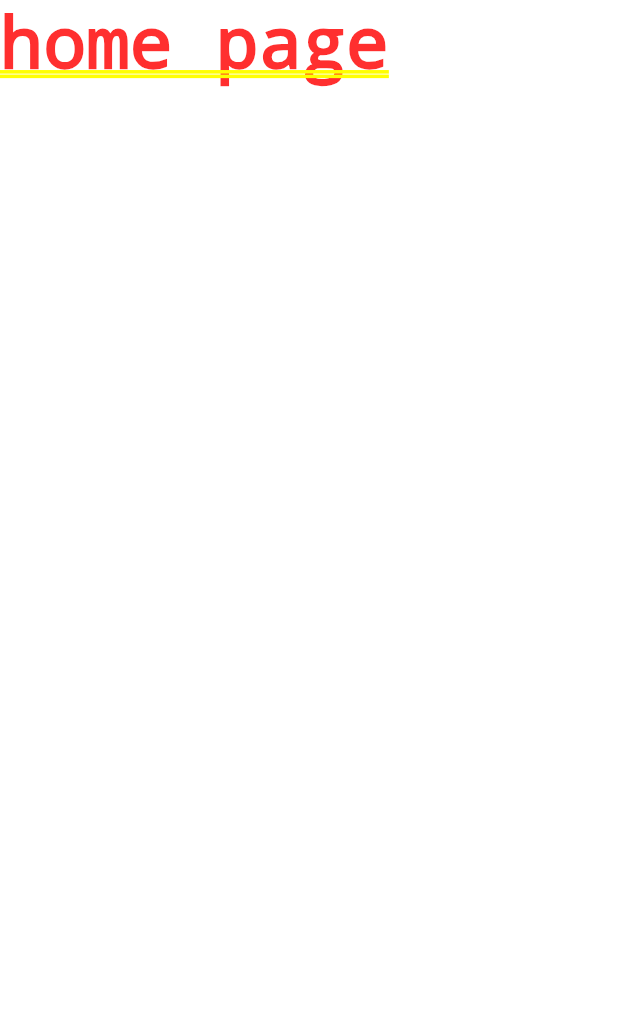
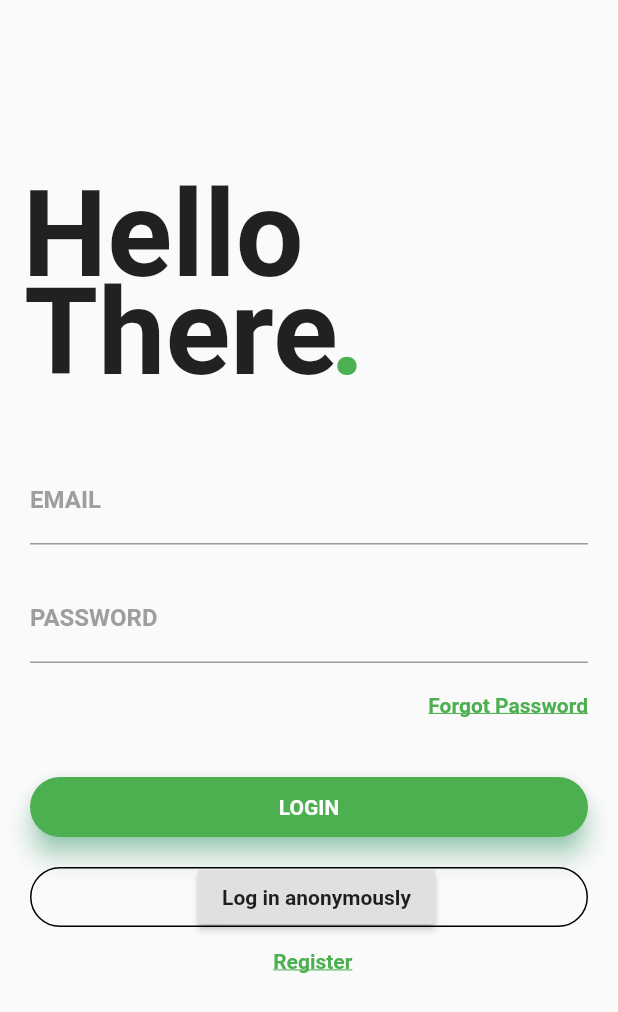
Before and after one commit to davincuaso/COVID-App, a Flutter app: the screen it shows after launch, on a phone screen of 412 x 824 dp. Shown: the top 1012 px of the screen. Run offline on Flutter 3.47's test engine with Material 2 defaults, Android fonts, the light colour scheme and no system bars; our stand-ins replace firebase_auth; accounts and stored records are empty; Roboto replaces fonts that are missing (Montserrat).

Commit message:
creating async await for anonymous sign in as well as template for login

```diff
--- a/covid_test_app/lib/screens/authenticate/authenticate.dart
+++ b/covid_test_app/lib/screens/authenticate/authenticate.dart
@@ -1,3 +1,4 @@
+import 'package:covid_test_app/screens/authenticate/sign_in.dart';
 import 'package:flutter/material.dart';
 
 class Authenticate extends StatefulWidget {
@@ -9,7 +10,7 @@ class _AuthenticateState extends State<Authenticate> {
   @override
   Widget build(BuildContext context) {
     return Container(
-      child: Text('authenticate screen just so yk what screen u are on atm'),
+      child: SignIn(),
     );
   }
 }
--- /dev/null
+++ b/covid_test_app/lib/screens/authenticate/sign_in.dart
@@ -0,0 +1,171 @@
+import 'package:covid_test_app/services/auth.dart';
+import 'package:flutter/material.dart';
+
+class SignIn extends StatefulWidget {
+  @override
+  _SignInState createState() => _SignInState();
+}
+
+class _SignInState extends State<SignIn> {
+
+  final AuthService _auth = AuthService();
+
+  @override
+  Widget build(BuildContext context) {
+    return new Scaffold(
+        resizeToAvoidBottomPadding: false,
+        body: Column(
+          crossAxisAlignment: CrossAxisAlignment.start,
+          children: <Widget>[
+            Container(
+              child: Stack(
+                children: <Widget>[
+                  Container(
+                    padding: EdgeInsets.fromLTRB(15.0, 110.0, 0.0, 0.0),
+                    child: Text('Hello',
+                        style: TextStyle(
+                            fontSize: 80.0, fontWeight: FontWeight.bold)),
+                  ),
+                  Container(
+                    padding: EdgeInsets.fromLTRB(16.0, 175.0, 0.0, 0.0),
+                    child: Text('There',
+                        style: TextStyle(
+                            fontSize: 80.0, fontWeight: FontWeight.bold)),
+                  ),
+                  Container(
+                    padding: EdgeInsets.fromLTRB(220.0, 175.0, 0.0, 0.0),
+                    child: Text('.',
+                        style: TextStyle(
+                            fontSize: 80.0,
+                            fontWeight: FontWeight.bold,
+                            color: Colors.green)),
+                  )
+                ],
+              ),
+            ),
+            Container(
+                padding: EdgeInsets.only(top: 35.0, left: 20.0, right: 20.0),
+                child: Column(
+                  children: <Widget>[
+                    TextField(
+                      decoration: InputDecoration(
+                          labelText: 'EMAIL',
+                          labelStyle: TextStyle(
+                              fontFamily: 'Montserrat',
+                              fontWeight: FontWeight.bold,
+                              color: Colors.grey),
+                          focusedBorder: UnderlineInputBorder(
+                              borderSide: BorderSide(color: Colors.green))),
+                    ),
+                    SizedBox(height: 20.0),
+                    TextField(
+                      decoration: InputDecoration(
+                          labelText: 'PASSWORD',
+                          labelStyle: TextStyle(
+                              fontFamily: 'Montserrat',
+                              fontWeight: FontWeight.bold,
+                              color: Colors.grey),
+                          focusedBorder: UnderlineInputBorder(
+                              borderSide: BorderSide(color: Colors.green))),
+                      obscureText: true,
+                    ),
+                    SizedBox(height: 5.0),
+                    Container(
+                      alignment: Alignment(1.0, 0.0),
+                      padding: EdgeInsets.only(top: 15.0, left: 20.0),
+                      child: InkWell(
+                        child: Text(
+                          'Forgot Password',
+                          style: TextStyle(
+                              color: Colors.green,
+                              fontWeight: FontWeight.bold,
+                              fontFamily: 'Montserrat',
+                              decoration: TextDecoration.underline),
+                        ),
+                      ),
+                    ),
+                    SizedBox(height: 40.0),
+                    Container(
+                      height: 40.0,
+                      child: Material(
+                        borderRadius: BorderRadius.circular(20.0),
+                        shadowColor: Colors.greenAccent,
+                        color: Colors.green,
+                        elevation: 7.0,
+                        child: GestureDetector(
+                          onTap: () {},
+                          child: Center(
+                            child: Text(
+                              'LOGIN',
+                              style: TextStyle(
+                                  color: Colors.white,
+                                  fontWeight: FontWeight.bold,
+                                  fontFamily: 'Montserrat'),
+                            ),
+                          ),
+                        ),
+                      ),
+                    ),
+                    SizedBox(height: 20.0),
+                    Container(
+                      height: 40.0,
+                      color: Colors.transparent,
+                      child: Container(
+                        decoration: BoxDecoration(
+                            border: Border.all(
+                                color: Colors.black,
+                                style: BorderStyle.solid,
+                                width: 1.0),
+                            color: Colors.transparent,
+                            borderRadius: BorderRadius.circular(20.0)),
+                        child: Row(
+                          mainAxisAlignment: MainAxisAlignment.center,
+                          children: <Widget>[
+                            SizedBox(width: 10.0),
+                            Center(
+                              child:RaisedButton(
+                                child: Text('Log in anonymously',
+                                    style: TextStyle(
+                                        fontWeight: FontWeight.bold,
+                                        fontFamily: 'Montserrat')),
+                                        onPressed: () async {
+                                          dynamic result = await _auth.signInAnon();
+                                          if (result == null) {
+                                            print('error signing in');
+                                          } else{
+                                            print(result);
+                                            print('signed in');
+                                          }
+                                        },
+                              )
+                            )
+                          ],
+                        ),
+                      ),
+                    )
+                  ],
+                )),
+            SizedBox(height: 15.0),
+            Row(
+              mainAxisAlignment: MainAxisAlignment.center,
+              children: <Widget>[
+                SizedBox(width: 5.0),
+                InkWell(
+                  onTap: () {
+                    Navigator.of(context).pushNamed('/signup');
+                  },
+                  child: Text(
+                    'Register',
+                    style: TextStyle(
+                        color: Colors.green,
+                        fontFamily: 'Montserrat',
+                        fontWeight: FontWeight.bold,
+                        decoration: TextDecoration.underline),
+                  ),
+                )
+              ],
+            )
+          ],
+        ));
+  }
+}
--- a/covid_test_app/lib/screens/wrapper.dart
+++ b/covid_test_app/lib/screens/wrapper.dart
@@ -1,3 +1,4 @@
+import 'package:covid_test_app/screens/authenticate/authenticate.dart';
 import 'package:covid_test_app/screens/home/home.dart';
 import 'package:flutter/material.dart';
 
@@ -5,6 +6,6 @@ class Wrapper extends StatelessWidget {
   @override
   Widget build(BuildContext context) {
     //should show whether or not logged in or not
-    return Home();
+    return Authenticate();
   }
 }
--- /dev/null
+++ b/covid_test_app/lib/services/auth.dart
@@ -0,0 +1,17 @@
+import 'package:firebase_auth/firebase_auth.dart';
+
+class AuthService {
+  final FirebaseAuth _auth = FirebaseAuth.instance;
+
+  //Anonymous sign in
+  Future signInAnon() async {
+    try{
+      AuthResult result = await _auth.signInAnonymously();
+      FirebaseUser user = result.user;
+      return user;
+    }catch(e){
+      print(e.toString());
+      return null;
+    }
+  }
+}
```
Also changed, not shown: 1 other file.
